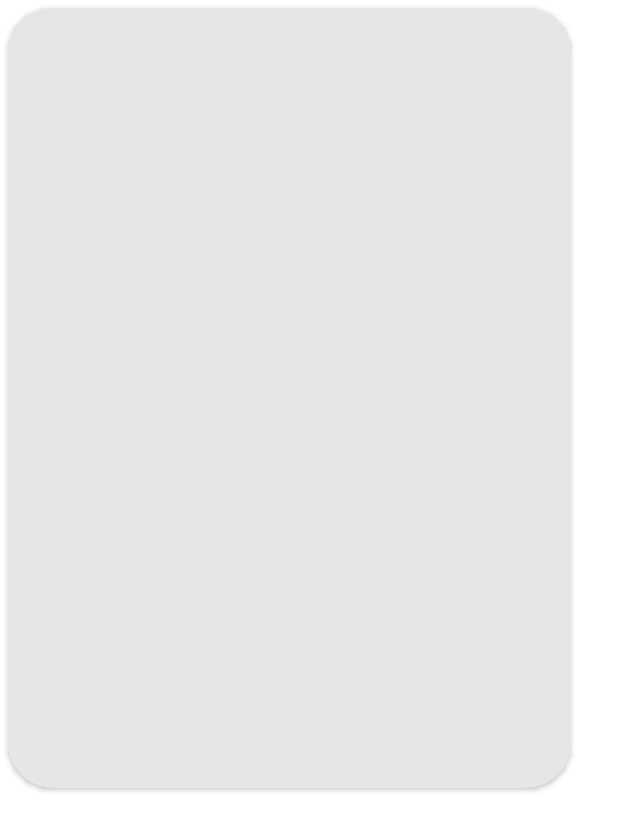
After one commit to exdan-is-a-noob-at-io/CS4131Project, an Android app: the layout card_layout_onboarding.xml on its own in the app's theme, with its tools: preview values and no code run, on a phone screen of 412 x 824 dp. The commit adds this screen. Shown: the top 831 px of the screen. Run offline under Robolectric (Android 15) with nearby library versions, the phone set to English and light mode, and no system bars.

Commit message:
implemented onboarding with cardview
content not filled in

```diff
--- a/app/build.gradle
+++ b/app/build.gradle
@@ -1,6 +1,7 @@
 plugins {
     id 'com.android.application'
     id 'kotlin-android'
+    id 'kotlin-android-extensions'
 }
 
 android {
@@ -50,5 +51,5 @@ dependencies {
     androidTestImplementation 'androidx.test.espresso:espresso-core:3.3.0'
     implementation 'androidx.appcompat:appcompat:1.2.0'
     implementation 'androidx.legacy:legacy-support-v4:1.0.0'
-    implementation 'com.google.android.material:material:1.2.0'
+    implementation 'com.google.android.material:material:1.3.0'
 }
--- a/app/src/main/java/com/example/cs4131projecteddenchew/MainActivity.kt
+++ b/app/src/main/java/com/example/cs4131projecteddenchew/MainActivity.kt
@@ -24,7 +24,5 @@ class MainActivity : AppCompatActivity() {
                 R.id.navigation_home, R.id.navigation_dashboard, R.id.navigation_notifications))
         setupActionBarWithNavController(navController, appBarConfiguration)
         navView.setupWithNavController(navController)
-
-        startActivity(Intent(applicationContext, OnboardingActivity::class.java))
     }
 }
--- a/app/src/main/java/com/example/cs4131projecteddenchew/ui/onboarding/OnboardingActivity.kt
+++ b/app/src/main/java/com/example/cs4131projecteddenchew/ui/onboarding/OnboardingActivity.kt
@@ -21,6 +21,7 @@ class OnboardingActivity : AppCompatActivity() {
         val viewPagerAdapter = ViewPagerAdapter(supportFragmentManager)
 
         //TODO actually make the designs for the onboarding
+        //TODO Login for onboarding four
 
         // Add All Fragments to ViewPager
         viewPagerAdapter.addFragment(FragmentOnboardingOne())
--- /dev/null
+++ b/app/src/main/res/layout/card_layout_onboarding.xml
@@ -0,0 +1,48 @@
+<?xml version="1.0" encoding="utf-8"?>
+<androidx.cardview.widget.CardView xmlns:android="http://schemas.android.com/apk/res/android"
+    xmlns:app="http://schemas.android.com/apk/res-auto"
+    xmlns:tools="http://schemas.android.com/tools"
+    android:layout_width="375dp"
+    android:layout_height="520dp"
+    android:id="@+id/card_view_onboarding"
+    android:layout_margin="5dp"
+    app:cardBackgroundColor="@color/grey_10"
+    app:cardCornerRadius="30dp"
+    app:contentPadding="4dp"
+    android:foreground="?selectableItemBackground"
+    android:clickable="true"
+    android:elevation="0dp">
+
+    <androidx.constraintlayout.widget.ConstraintLayout
+        android:id="@+id/relativeLayout"
+        android:layout_width="match_parent"
+        android:layout_height="match_parent"
+        android:padding="16dp">
+
+        <TextView
+            android:id="@+id/topText"
+            android:layout_width="wrap_content"
+            android:layout_height="wrap_content"
+            android:textSize="30sp"
+            app:layout_constraintBottom_toBottomOf="parent"
+            app:layout_constraintEnd_toEndOf="parent"
+            app:layout_constraintStart_toStartOf="parent"
+            app:layout_constraintTop_toTopOf="parent"
+            app:layout_constraintVertical_bias="0"
+            android:layout_marginTop="30dp"
+            android:gravity="center" />
+
+        <ImageView
+            android:id="@+id/imageView"
+            android:layout_width="wrap_content"
+            android:layout_height="300dp"
+            app:layout_constraintBottom_toBottomOf="parent"
+            app:layout_constraintEnd_toEndOf="parent"
+            app:layout_constraintStart_toStartOf="parent"
+            app:layout_constraintTop_toTopOf="parent"
+            app:layout_constraintVertical_bias="1.0" />
+
+
+    </androidx.constraintlayout.widget.ConstraintLayout>
+
+</androidx.cardview.widget.CardView>
--- a/app/src/main/res/values/themes.xml
+++ b/app/src/main/res/values/themes.xml
@@ -13,4 +13,10 @@
         <item name="android:statusBarColor" tools:targetApi="l">?attr/colorPrimaryVariant</item>
         <!-- Customize your theme here. -->
     </style>
+
+    <style name="Theme.CS4131ProjectEddenChew.NoActionBar">
+        <item name="windowActionBar">false</item>
+        <item name="windowNoTitle">true</item>
+    </style>
+
 </resources>
```
Also changed, not shown: app/src/main/AndroidManifest.xml (+11 -3 lines), app/src/main/java/com/example/cs4131projecteddenchew/ui/onboarding/FragmentOnboardingFour.kt (+10 -1 lines), app/src/main/java/com/example/cs4131projecteddenchew/ui/onboarding/FragmentOnboardingOne.kt (+10 -1 lines), app/src/main/java/com/example/cs4131projecteddenchew/ui/onboarding/FragmentOnboardingThree.kt (+10 -1 lines), app/src/main/java/com/example/cs4131projecteddenchew/ui/onboarding/FragmentOnboardingTwo.kt (+10 -1 lines), app/src/main/java/com/example/cs4131projecteddenchew/ui/onboarding/ViewHolderOnboarding.kt (added, +20 -0 lines), app/src/main/java/com/example/cs4131projecteddenchew/ui/splash/SplashActivity.kt (added, +28 -0 lines), app/src/main/res/layout/activity_splash.xml (added, +18 -0 lines), app/src/main/res/layout/fragment_onboarding_four.xml (+27 -19 lines), app/src/main/res/layout/fragment_onboarding_one.xml (+27 -19 lines), app/src/main/res/layout/fragment_onboarding_three.xml (+27 -19 lines), app/src/main/res/layout/fragment_onboarding_two.xml (+27 -19 lines), app/src/main/res/values/colors.xml (+12 -0 lines), app/src/main/res/drawable/app_top_banner.png (added).
